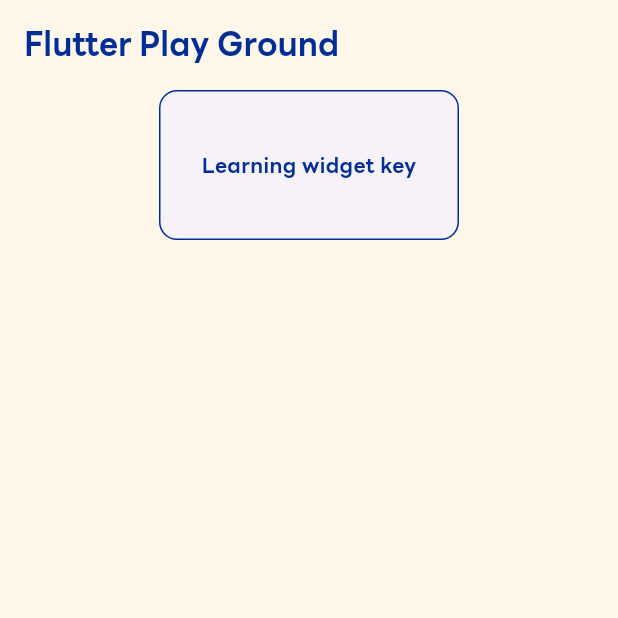
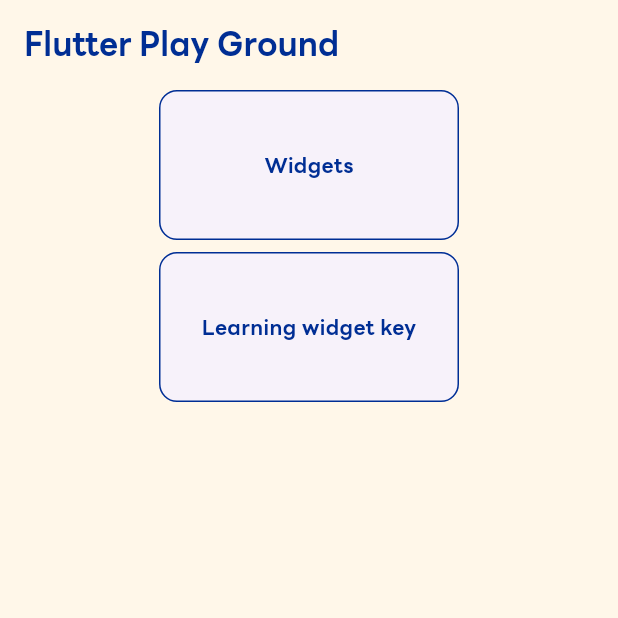
Before and after one commit to y129may9th/flutter-playground, a Flutter app: the screen it shows after launch, on a phone screen of 412 x 824 dp, the top half of it. Run offline on Flutter 3.47's test engine with Material 2 defaults, Android fonts, the phone set to English and light mode, and no system bars; our stand-ins replace hexcolor.

Commit message:
chore: chore

```diff
--- a/lib/home.dart
+++ b/lib/home.dart
@@ -1,5 +1,6 @@
 import 'package:flutter/material.dart';
 import 'package:flutter_widget_key/samples/widget_key/widget_key.dart';
+import 'package:flutter_widget_key/samples/widgets/widgets.dart';
 import 'package:hexcolor/hexcolor.dart';
 
 class HomePage extends StatelessWidget {
@@ -21,6 +22,31 @@
       body: Center(
         child: Column(
           children: [
+            GestureDetector(
+              onTap: () => _onPressed(context, const Widgets()),
+              child: Card(
+                shape: RoundedRectangleBorder(
+                  side: BorderSide(
+                    color: HexColor('002E94'),
+                  ),
+                  borderRadius: const BorderRadius.all(Radius.circular(12)),
+                ),
+                elevation: 0,
+                child: SizedBox(
+                  width: 200,
+                  height: 100,
+                  child: Center(
+                    child: Text(
+                      'Widgets',
+                      style: TextStyle(
+                        color: HexColor('002E94'),
+                        fontWeight: FontWeight.bold,
+                      ),
+                    ),
+                  ),
+                ),
+              ),
+            ),
             GestureDetector(
               onTap: () => _onPressed(context, const WidgetKey()),
               child: Card(
@@ -45,7 +71,7 @@
                   ),
                 ),
               ),
-            )
+            ),
           ],
         ),
       ),
```
